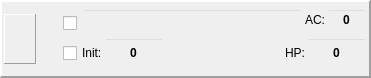
First picture: the form in DMHelper/src/widgetcharacter.ui, repository MMetze/DMHelper, before the edit.
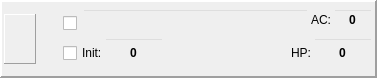
Second picture: the form after the edit. Icons and pictures are not drawn.

What changed in the file:
```diff
--- a/DMHelper/src/widgetcharacter.ui
+++ b/DMHelper/src/widgetcharacter.ui
@@ -6,10 +6,16 @@
    <rect>
     <x>0</x>
     <y>0</y>
-    <width>371</width>
+    <width>377</width>
     <height>78</height>
    </rect>
   </property>
+  <property name="sizePolicy">
+   <sizepolicy hsizetype="Preferred" vsizetype="Preferred">
+    <horstretch>0</horstretch>
+    <verstretch>0</verstretch>
+   </sizepolicy>
+  </property>
   <property name="windowTitle">
    <string/>
   </property>
@@ -235,6 +241,12 @@
       <layout class="QHBoxLayout" name="horizontalLayout_2">
        <item>
         <widget class="QLineEdit" name="edtName">
+         <property name="sizePolicy">
+          <sizepolicy hsizetype="MinimumExpanding" vsizetype="Fixed">
+           <horstretch>0</horstretch>
+           <verstretch>0</verstretch>
+          </sizepolicy>
+         </property>
          <property name="minimumSize">
           <size>
            <width>100</width>
@@ -260,6 +272,12 @@
        </item>
        <item>
         <widget class="QLabel" name="label_5">
+         <property name="sizePolicy">
+          <sizepolicy hsizetype="Minimum" vsizetype="Preferred">
+           <horstretch>0</horstretch>
+           <verstretch>0</verstretch>
+          </sizepolicy>
+         </property>
          <property name="font">
           <font>
            <pointsize>9</pointsize>
@@ -408,6 +426,9 @@
          <property name="orientation">
           <enum>Qt::Horizontal</enum>
          </property>
+         <property name="sizeType">
+          <enum>QSizePolicy::MinimumExpanding</enum>
+         </property>
          <property name="sizeHint" stdset="0">
           <size>
            <width>40</width>
@@ -419,7 +440,7 @@
        <item>
         <widget class="QLabel" name="label_2">
          <property name="sizePolicy">
-          <sizepolicy hsizetype="Preferred" vsizetype="Fixed">
+          <sizepolicy hsizetype="Minimum" vsizetype="Fixed">
            <horstretch>0</horstretch>
            <verstretch>0</verstretch>
           </sizepolicy>
```
Left out of the diff: 2 changed lines with no effect on the pictures.
